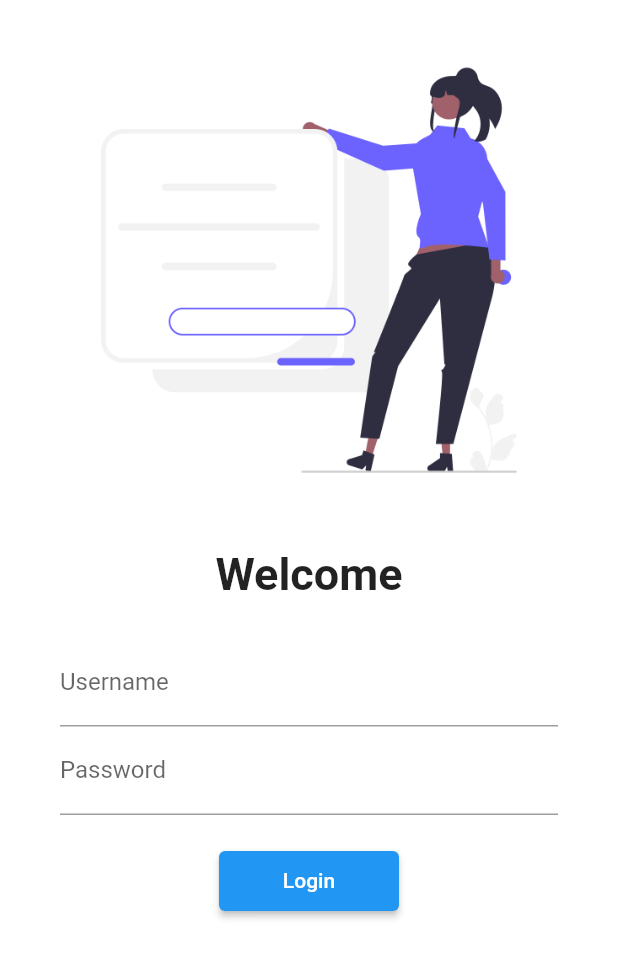
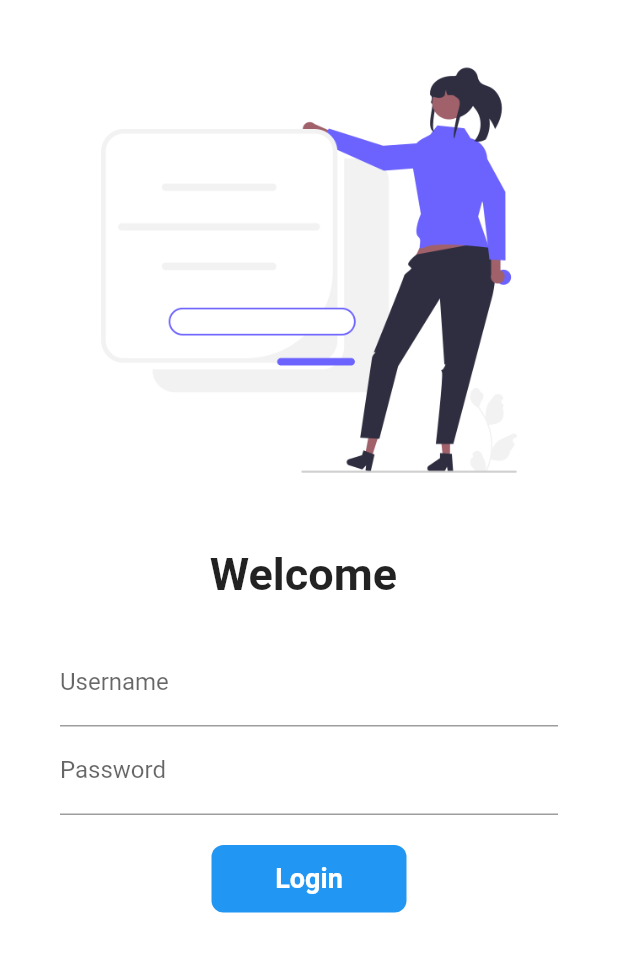
Before and after one commit to abdullah9fsd/Flutterwith30Days, a Flutter app: the screen it shows after launch, on a phone screen of 412 x 824 dp. Shown: the top 958 px of the screen. Run offline on Flutter 3.47's test engine with Material 2 defaults, Android fonts, the phone set to English and light mode, and no system bars; our stand-ins replace google_fonts.

Commit message:
day6 completed

```diff
--- a/lib/pages/login_page.dart
+++ b/lib/pages/login_page.dart
@@ -2,7 +2,14 @@ import 'package:flutter/material.dart';
 
 import '../utils/routes.dart';
 
-class LoginPage extends StatelessWidget {
+class LoginPage extends StatefulWidget {
+  @override
+  State<LoginPage> createState() => _LoginPageState();
+}
+
+class _LoginPageState extends State<LoginPage> {
+  String name = "";
+  bool changeButton = false;
   @override
   Widget build(BuildContext context) {
     return Material(
@@ -18,7 +25,7 @@ class LoginPage extends StatelessWidget {
                 height: 05.0,
               ),
               Text(
-                "Welcome",
+                "Welcome $name",
                 style: TextStyle(
                   fontSize: 30,
                   fontWeight: FontWeight.bold,
@@ -37,6 +44,10 @@ class LoginPage extends StatelessWidget {
                         hintText: "Enter Username",
                         labelText: "Username",
                       ),
+                      onChanged: (value) {
+                        name = value;
+                        setState(() {});
+                      },
                     ),
                     TextFormField(
                       obscureText: true,
@@ -48,13 +59,48 @@ class LoginPage extends StatelessWidget {
                     SizedBox(
                       height: 20.0,
                     ),
-                    ElevatedButton(
-                      child: Text("Login"),
-                      style: TextButton.styleFrom(minimumSize: Size(120, 40)),
-                      onPressed: () {
+
+                    InkWell(
+                      onTap: () async {
+                        setState(() {
+                          changeButton = true;
+                        });
+
+                        await Future.delayed(Duration(seconds: 1));
                         Navigator.pushNamed(context, MyRoutes.homeRoute);
                       },
+                      child: AnimatedContainer(
+                        duration: Duration(seconds: 1),
+                        width: changeButton ? 50 : 130,
+                        height: 45,
+                        alignment: Alignment.center,
+                        child: changeButton
+                            ? Icon(
+                                Icons.done,
+                                color: Colors.white,
+                              )
+                            : Text(
+                                "Login",
+                                style: TextStyle(
+                                    color: Colors.white,
+                                    fontWeight: FontWeight.bold,
+                                    fontSize: 18),
+                              ),
+                        decoration: BoxDecoration(
+                          color: Colors.blue,
+                          borderRadius:
+                              BorderRadius.circular(changeButton ? 50 : 8),
+                        ),
+                      ),
                     ),
+
+                    // ElevatedButton(
+                    //  child: Text("Login"),
+                    //  style: TextButton.styleFrom(minimumSize: Size(120, 40)),
+                    //  onPressed: () {
+                    //    Navigator.pushNamed(context, MyRoutes.homeRoute);
+                    //  },
+                    // ),
                   ],
                 ),
               )
```
